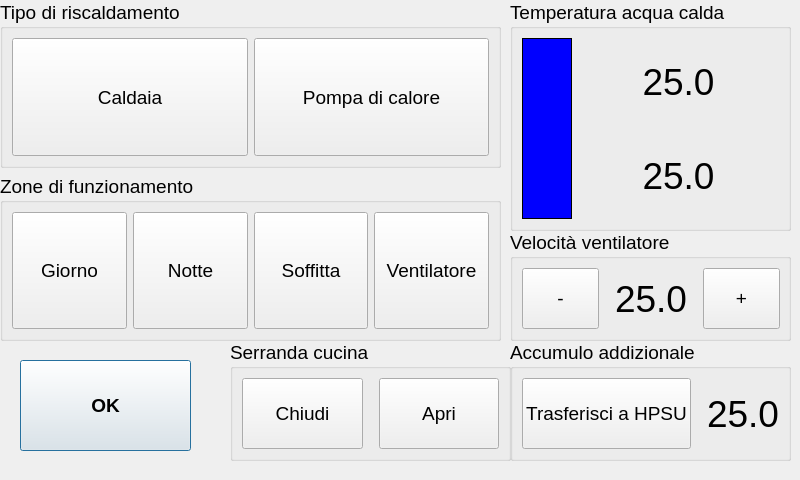
Old version of the form dlg_control.ui in the repository pillo79/home-control.
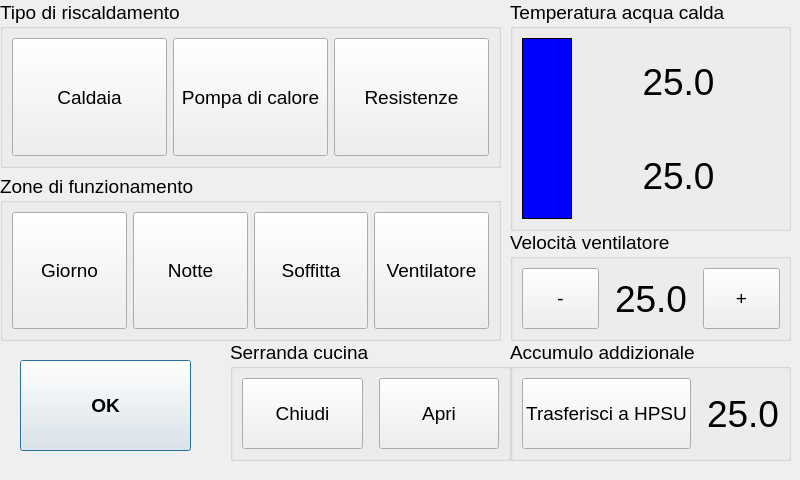
New version of the form.

Commit message: Gestione manuale resistenze

What changed in the file:
```diff
--- a/dlg_control.ui
+++ b/dlg_control.ui
@@ -436,6 +436,25 @@
          </property>
         </widget>
        </item>
+       <item>
+        <widget class="QPushButton" name="pbRiscResistenze">
+         <property name="sizePolicy">
+          <sizepolicy hsizetype="Minimum" vsizetype="Minimum">
+           <horstretch>0</horstretch>
+           <verstretch>0</verstretch>
+          </sizepolicy>
+         </property>
+         <property name="text">
+          <string>Resistenze</string>
+         </property>
+         <property name="checkable">
+          <bool>true</bool>
+         </property>
+         <property name="autoExclusive">
+          <bool>false</bool>
+         </property>
+        </widget>
+       </item>
       </layout>
      </widget>
     </item>
```
The commit also changes 5 other files.
